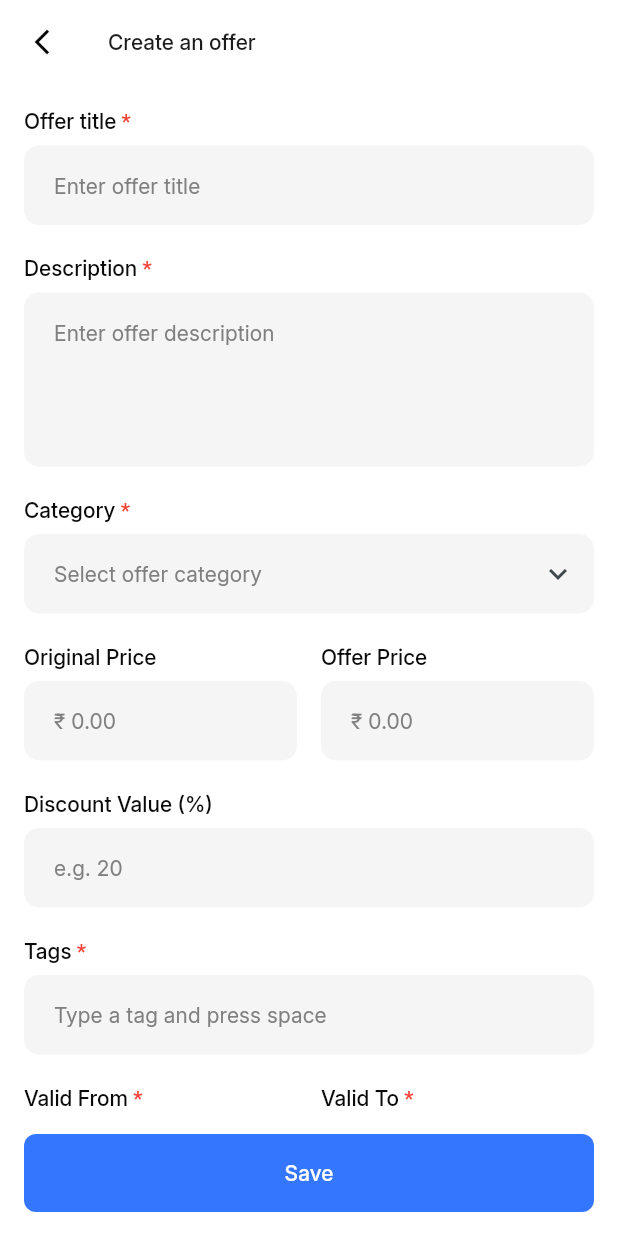
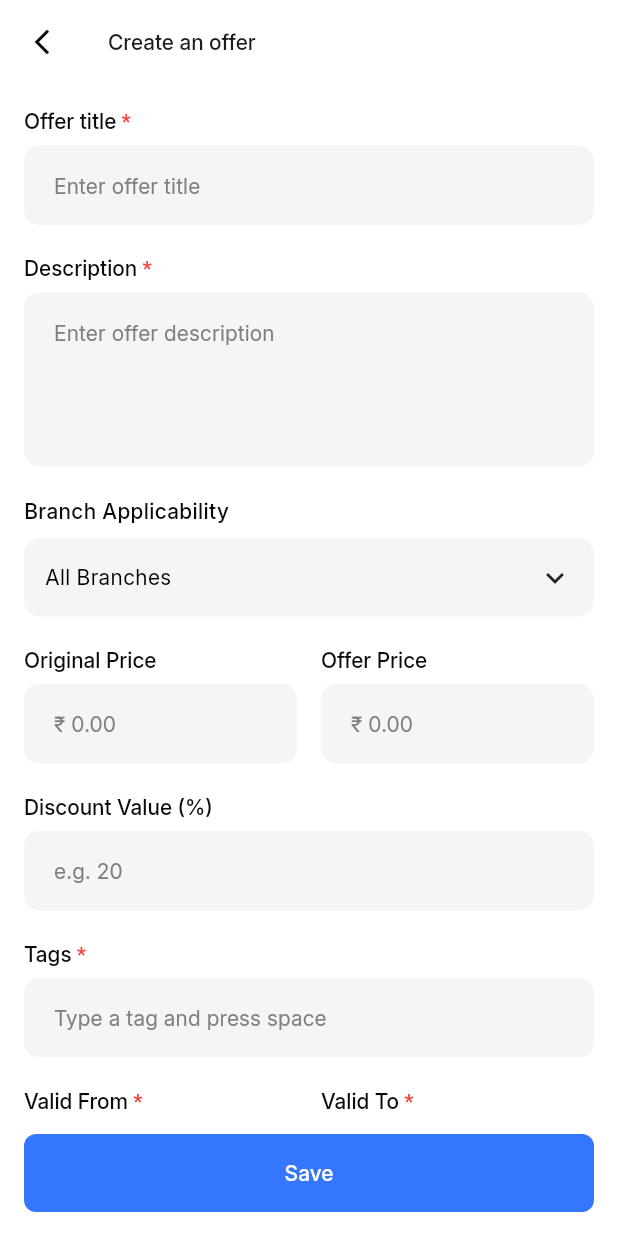
Before and after one commit to sreeramis8888/digistore, a Flutter app: the CreateOfferPage screen opened by its route, on a phone screen of 412 x 824 dp. Run offline on Flutter 3.47's test engine with Material 3 defaults, Android fonts, the phone set to English and light mode, and no system bars; our stand-ins replace app_links, awesome_notifications, cached_network_image, carousel_slider, dio, file_picker and 23 more; missing offline and left inert: file_saver, flutter_inappwebview, routing_client_dart, video_compress; accounts and stored records are empty; generated files the repository leaves out were written again; network calls fail.

Commit message:
feat: enhance business and offer models; add branch applicability feature and improve UI components

```diff
--- a/lib/src/data/models/business_info.dart
+++ b/lib/src/data/models/business_info.dart
@@ -227,6 +227,7 @@ class BusinessFAQ {
 }
 
 class BusinessBranch {
+  final String? id;
   final String? name;
   final String? address;
   final String? phone;
@@ -236,6 +237,7 @@ class BusinessBranch {
   final String? branchType;
 
   const BusinessBranch({
+    this.id,
     this.name,
     this.address,
     this.phone,
@@ -269,6 +271,7 @@ class BusinessBranch {
     }
 
     return BusinessBranch(
+      id: (json['_id'] ?? json['id']) as String?,
       name: (json['name'] ?? json['branchName']) as String?,
       address: (json['address'] ?? (json['location'] is Map ? json['location']['address'] : null)) as String?,
       phone: phoneVal,
@@ -284,6 +287,7 @@ class BusinessBranch {
 
   Map<String, dynamic> toJson() {
     return {
+      '_id': id,
       'name': name,
       'address': address,
       'phone': phone,
--- a/lib/src/data/models/offer_model.dart
+++ b/lib/src/data/models/offer_model.dart
@@ -5,6 +5,7 @@ import 'redemption_rules.dart';
 import 'coverage_areas.dart';
 import 'premium_placement.dart';
 import 'location_point.dart';
+import 'user_model.dart';
 
 class OfferModel {
   final String? id;
@@ -31,11 +32,12 @@ class OfferModel {
   final int? views;
   final bool? isActive;
   final bool? isDealOfDay;
-  final String? requiredTier;
+  final TierModel? requiredTier;
   final List<String>? tags;
   final LocationPoint? location;
   final int? shareCount;
   final DateTime? createdAt;
+  final BranchApplicability? branchApplicability;
 
   const OfferModel({
     this.id,
@@ -67,6 +69,7 @@ class OfferModel {
     this.location,
     this.shareCount,
     this.createdAt,
+    this.branchApplicability,
   });
 
   factory OfferModel.fromJson(Map<String, dynamic> json) {
@@ -114,7 +117,10 @@ class OfferModel {
       views: json['views'] as int?,
       isActive: json['isActive'] as bool?,
       isDealOfDay: json['isDealOfDay'] as bool?,
-      requiredTier: json['requiredTier'] as String?,
+      requiredTier: SafeParser.parseObject(
+        json['requiredTier'],
+        TierModel.fromJson,
+      ),
       tags: json['tags'] != null ? List<String>.from(json['tags']) : null,
       location: SafeParser.parseObject(
         json['location'],
@@ -124,6 +130,10 @@ class OfferModel {
       createdAt: json['createdAt'] != null
           ? DateTime.tryParse(json['createdAt'])?.toLocal()
           : null,
+      branchApplicability: SafeParser.parseObject(
+        json['branchApplicability'],
+        BranchApplicability.fromJson,
+      ),
     );
   }
 
@@ -153,11 +163,33 @@ class OfferModel {
       'views': views,
       'isActive': isActive,
       'isDealOfDay': isDealOfDay,
-      'requiredTier': requiredTier,
+      'requiredTier': requiredTier?.toJson(),
       'tags': tags,
       'location': location?.toJson(),
       'shareCount': shareCount,
       'createdAt': createdAt?.toIso8601String(),
+      'branchApplicability': branchApplicability?.toJson(),
     };
   }
 }
+
+class BranchApplicability {
+  final String? type;
+  final List<String>? branchIds;
+
+  const BranchApplicability({this.type, this.branchIds});
+
+  factory BranchApplicability.fromJson(Map<String, dynamic> json) {
+    return BranchApplicability(
+      type: json['type'] as String?,
+      branchIds: json['branchIds'] != null ? List<String>.from(json['branchIds']) : null,
+    );
+  }
+
+  Map<String, dynamic> toJson() {
+    return {
+      'type': type,
+      'branchIds': branchIds,
+    };
+  }
+}
--- a/lib/src/interfaces/components/animated_dropdown.dart
+++ b/lib/src/interfaces/components/animated_dropdown.dart
@@ -12,6 +12,9 @@ class AnimatedDropdown<T> extends StatefulWidget {
   final double height;
   final double maxMenuHeight;
 
+  final Color? borderColor;
+  final Color? fillColor;
+
   const AnimatedDropdown({
     super.key,
     required this.hint,
@@ -24,9 +27,8 @@ class AnimatedDropdown<T> extends StatefulWidget {
     this.height = 52,
     this.maxMenuHeight = 240,
     this.borderColor,
+    this.fillColor,
   });
-
-  final Color? borderColor;
 
   @override
   State<AnimatedDropdown<T>> createState() => _AnimatedDropdownState<T>();
@@ -240,9 +242,11 @@ class _AnimatedDropdownState<T> extends State<AnimatedDropdown<T>>
           height: widget.height,
           padding: const EdgeInsets.symmetric(horizontal: 14),
           decoration: BoxDecoration(
-            color: Colors.white,
+            color: widget.fillColor ?? Colors.white,
             borderRadius: BorderRadius.circular(widget.borderRadius),
-            border: Border.all(color: widget.borderColor ?? Colors.grey.shade300),
+            border: widget.fillColor != null && widget.borderColor == null
+                ? null
+                : Border.all(color: widget.borderColor ?? Colors.grey.shade300),
           ),
           child: Row(
             mainAxisAlignment: MainAxisAlignment.spaceBetween,
--- a/lib/src/interfaces/components/offers/deal_card.dart
+++ b/lib/src/interfaces/components/offers/deal_card.dart
@@ -1,6 +1,7 @@
 import 'package:setgo/src/data/constants/color_constants.dart';
 import 'package:setgo/src/data/constants/style_constants.dart';
 import 'package:setgo/src/data/providers/screen_size_provider.dart';
+import 'package:setgo/src/data/providers/user_type_provider.dart';
 import 'package:flutter/material.dart';
 import 'package:flutter_riverpod/flutter_riverpod.dart';
 import 'package:setgo/src/data/utils/interactive_feedback_button.dart';
@@ -77,6 +78,7 @@ class DealCard extends ConsumerWidget {
   @override
   Widget build(BuildContext context, WidgetRef ref) {
     final screenSize = ref.watch(screenSizeProvider);
+    final isPartner = ref.watch(userTypeProvider) == UserType.partner;
 
     return InteractiveFeedbackButton(
       onPressed: () {
@@ -94,7 +96,7 @@ class DealCard extends ConsumerWidget {
                 'validTo': validTo?.toIso8601String(),
               },
         );
-        if (hideShopName) {
+        if (hideShopName || isPartner) {
           args['hideShopInfo'] = true;
         }
         Navigator.of(context).pushNamed(
@@ -206,7 +208,7 @@ class DealCard extends ConsumerWidget {
                       ),
                     ],
                   ),
-                  if (!hideShopName) ...[
+                  if (!hideShopName && !isPartner) ...[
                     SizedBox(height: screenSize.responsivePadding(12)),
                     Row(
                       children: [
--- a/lib/src/interfaces/components/shimmers/card_shimmers.dart
+++ b/lib/src/interfaces/components/shimmers/card_shimmers.dart
@@ -54,7 +54,7 @@ class CardShimmers {
     );
   }
 
-  static Widget dealCardShimmer(ScreenSizeData screenSize) {
+  static Widget dealCardShimmer(ScreenSizeData screenSize, {bool hideShopName = false}) {
     return Container(
       decoration: BoxDecoration(
         color: kWhite,
@@ -77,6 +77,7 @@ class CardShimmers {
                 _shimmerRect(double.infinity, 16, radius: 4),
                 SizedBox(height: screenSize.responsivePadding(8)),
                 _shimmerRect(screenSize.width * 0.3, 12, radius: 4),
+                if (!hideShopName) ...[
                   SizedBox(height: screenSize.responsivePadding(12)),
                   Row(
                     children: [
@@ -85,6 +86,7 @@ class CardShimmers {
                       _shimmerRect(screenSize.width * 0.2, 10, radius: 4),
                     ],
                   ),
+                ],
               ],
             ),
           ),
--- a/lib/src/interfaces/main_pages/offer_pages/offer_detail_page.dart
+++ b/lib/src/interfaces/main_pages/offer_pages/offer_detail_page.dart
@@ -10,7 +10,6 @@ import '../../../data/utils/global_variables.dart';
 import '../../../data/utils/date_formatter.dart';
 
 import '../../../data/providers/offers_provider.dart';
-import '../../../data/providers/user_provider.dart';
 import '../../../data/providers/user_type_provider.dart';
 import '../../../data/services/toast_service.dart';
 import '../../components/confirmation_dialog.dart';
@@ -302,7 +301,7 @@ class _OfferDetailPageState extends ConsumerState<OfferDetailPage> {
               child: Column(
                 crossAxisAlignment: CrossAxisAlignment.start,
                 children: [
-                  if (!(widget.args['hideShopInfo'] ?? false)) ...[
+                  if (!(widget.args['hideShopInfo'] ?? false) && !isPartner) ...[
                     InkWell(
                       onTap: partnerId.isNotEmpty
                           ? () => _navigateToShop(context, partnerId)
--- a/lib/src/interfaces/main_pages/partner/add_branch_page.dart
+++ b/lib/src/interfaces/main_pages/partner/add_branch_page.dart
@@ -204,6 +204,7 @@ class _AddBranchPageState extends State<AddBranchPage> {
                             items: _branchTypes,
                             itemLabel: (opt) => opt['label'] ?? '',
                             borderRadius: 10,
+                            fillColor: const Color(0xFFF5F5F5),
                             onChanged: (opt) {
                               setState(() {
                                 _branchType = opt?['value'];
--- a/lib/src/interfaces/main_pages/partner/create_offer_page.dart
+++ b/lib/src/interfaces/main_pages/partner/create_offer_page.dart
@@ -5,10 +5,11 @@ import '../../../data/constants/color_constants.dart';
 import '../../../data/constants/style_constants.dart';
 import '../../components/primary_button.dart';
 import '../../components/primary_text_field.dart';
+import '../../components/animated_dropdown.dart';
 import '../../../data/providers/api_provider.dart';
+import '../../../data/providers/branches.dart';
 import '../../../data/services/image_services.dart' as img_service;
 import '../../../data/services/toast_service.dart';
-import '../../components/partner/category_selection_bottom_sheet.dart';
 import 'package:image_picker/image_picker.dart';
 import 'package:image_cropper/image_cropper.dart';
 import 'dart:io';
@@ -34,7 +35,6 @@ class CreateOfferPage extends ConsumerStatefulWidget {
 class _CreateOfferPageState extends ConsumerState<CreateOfferPage> {
   late TextEditingController _titleController;
   late TextEditingController _descController;
-  late TextEditingController _categoryController;
   late TextEditingController _discountValueController;
   late TextEditingController _tagsController;
   List<String> _tags = [];
@@ -44,7 +44,8 @@ class _CreateOfferPageState extends ConsumerState<CreateOfferPage> {
   late TextEditingController _validToController;
   final List<TextEditingController> _termControllers = [];
 
-  String? _selectedCategoryId;
+  String _branchApplicabilityType = 'all';
+  List<String> _selectedBranchIds = [];
   DateTime? _validFrom;
   DateTime? _validTo;
 
@@ -55,11 +56,25 @@ class _CreateOfferPageState extends ConsumerState<CreateOfferPage> {
   @override
   void initState() {
     super.initState();
+
+    WidgetsBinding.instance.addPostFrameCallback((_) {
+      ref.read(branchesProvider.notifier).getBranches();
+    });
+
     _titleController = TextEditingController(text: widget.offer?['title']);
     _descController = TextEditingController(text: widget.offer?['description']);
-    _categoryController = TextEditingController(
-      text: widget.offer?['category'],
-    );
+
+    final branchApp = widget.offer?['branchApplicability'];
+    if (branchApp is Map) {
+      _branchApplicabilityType = branchApp['type'] ?? 'all';
+      final ids = branchApp['branchIds'];
+      if (ids is List) {
+        _selectedBranchIds = ids.map((e) => e.toString()).toList();
+      }
+    }
+
+
+
     _discountValueController = TextEditingController(
       text: widget.offer?['discountValue']?.toString(),
     );
@@ -101,8 +116,6 @@ class _CreateOfferPageState extends ConsumerState<CreateOfferPage> {
       _validToController = TextEditingController();
     }
 
-    _selectedCategoryId =
-        widget.offer?['categoryId'] ?? widget.offer?['category'];
     _isActive = widget.offer?['isActive'] ?? true;
 
     if (widget.offer?['terms'] != null) {
@@ -117,7 +130,6 @@ class _CreateOfferPageState extends ConsumerState<CreateOfferPage> {
   void dispose() {
     _titleController.dispose();
     _descController.dispose();
-    _categoryController.dispose();
     _discountValueController.dispose();
     _originalPriceController.dispose();
     _offerPriceController.dispose();
@@ -171,23 +183,7 @@ class _CreateOfferPageState extends ConsumerState<CreateOfferPage> {
     }
   }
 
-  void _showCategoryPicker() {
-    FocusScope.of(context).unfocus();
-    showModalBottomSheet(
-      context: context,
-      isScrollControlled: true,
-      backgroundColor: Colors.transparent,
-      builder: (context) => CategorySelectionBottomSheet(
-        selectedCategoryId: _selectedCategoryId,
-        onCategorySelected: (cat) {
-          setState(() {
-            _categoryController.text = cat.name ?? '';
-            _selectedCategoryId = cat.id;
-          });
-        },
-      ),
-    );
-  }
+
 
   void _addTerm() {
     setState(() {
@@ -330,14 +326,7 @@ class _CreateOfferPageState extends ConsumerState<CreateOfferPage> {
       return;
     }
 
-    if (_categoryController.text.trim().isEmpty || _selectedCategoryId == null) {
-      ToastService().showToast(
-        context,
-        'Category is required',
-        type: ToastType.error,
-      );
-      return;
-    }
+
 
     if (_tags.isEmpty) {
       ToastService().showToast(
@@ -370,6 +359,15 @@ class _CreateOfferPageState extends ConsumerState<CreateOfferPage> {
       ToastService().showToast(
         context,
         'At least one offer image is required',
+        type: ToastType.error,
+      );
+      return;
+    }
+
+    if (_branchApplicabilityType == 'specific' && _selectedBranchIds.isEmpty) {
+      ToastService().showToast(
+        context,
+        'Please select at least one branch',
         type: ToastType.error,
       );
       return;
@@ -411,11 +409,12 @@ class _CreateOfferPageState extends ConsumerState<CreateOfferPage> {
         body['tags'] = jsonEncode(_tags);
       }
 
-      if (_selectedCategoryId != null) {
-        body['category'] = _selectedCategoryId!;
-      } else {
-        body['category'] = _categoryController.text.trim();
-      }
+      body['branchApplicability'] = json.encode({
+        'type': _branchApplicabilityType,
+        'branchIds': _selectedBranchIds,
+      });
+
+      // Category is automatically populated on the backend based on the partner's business type
 
       if (partner?.businessInfo?.storeLocation != null) {
         final loc = partner!.businessInfo!.storeLocation!;
@@ -533,18 +532,87 @@ class _CreateOfferPageState extends ConsumerState<CreateOfferPage> {
                 isRequired: true,
               ),
               const SizedBox(height: 20),
-              GestureDetector(
-                onTap: _showCategoryPicker,
-                child: AbsorbPointer(
-                  child: PrimaryTextField(
-                    controller: _categoryController,
-                    label: 'Category',
-                    hint: 'Select offer category',
-                    suffixIcon: const Icon(Icons.keyboard_arrow_down),
-                    isRequired: true,
-                  ),
+
+              Text(
+                'Branch Applicability',
+                style: kSmallTitleM.copyWith(
+                  color: const Color(0xFF0A0A0A),
+                  fontWeight: FontWeight.w500,
                 ),
               ),
+              const SizedBox(height: 8),
+              AnimatedDropdown<String>(
+                hint: 'Select Applicability',
+                value: _branchApplicabilityType,
+                items: const ['all', 'specific'],
+                itemLabel: (val) =>
+                    val == 'all' ? 'All Branches' : 'Specific Branches',
+                fillColor: const Color(0xFFF5F5F5),
+                borderRadius: 10,
+                onChanged: (val) {
+                  if (val != null) {
+                    setState(() {
+                      _branchApplicabilityType = val;
+                    });
+                  }
+                },
+              ),
+              if (_branchApplicabilityType == 'specific') ...[
+                const SizedBox(height: 12),
+                if (ref.watch(branchesProvider).isEmpty)
+                  Padding(
+                    padding: const EdgeInsets.only(left: 4.0),
+                    child: Text(
+                      'No branches available. Please add branches in account settings.',
+                      style: kSmallerTitleL.copyWith(
+                        color: kSecondaryTextColor,
+                      ),
+                    ),
+                  )
+                else ...[
+                  Padding(
+                    padding: const EdgeInsets.only(left: 4.0, bottom: 8.0),
+                    child: Text(
+                      'Select Applicable Branches:',
+                      style: kSmallTitleSB.copyWith(fontSize: 13),
+                    ),
+                  ),
+                  ...ref.watch(branchesProvider).map((branch) {
+                    final branchId = branch.id;
+                    if (branchId == null) return const SizedBox.shrink();
+                    final isChecked = _selectedBranchIds.contains(branchId);
+                    return CheckboxListTile(
+                      title: Text(
+                        branch.name ?? 'Unnamed Branch',
+                        style: kSmallTitleM.copyWith(fontSize: 14),
+                      ),
+                      subtitle: branch.address != null
+                          ? Text(
+                              branch.address!,
+                              style: kSmallerTitleL.copyWith(
+                                color: kSecondaryTextColor,
+                              ),
+                            )
+                          : null,
+                      value: isChecked,
+                      activeColor: kPrimaryColor,
+                      contentPadding: EdgeInsets.zero,
+                      controlAffinity: ListTileControlAffinity.leading,
+                      onChanged: (val) {
+                        setState(() {
+                          if (val == true) {
+                            if (!_selectedBranchIds.contains(branchId)) {
+                              _selectedBranchIds.add(branchId);
+                            }
+                          } else {
+                            _selectedBranchIds.remove(branchId);
+                          }
+                        });
+                      },
+                    );
+                  }).toList(),
+                ],
+              ],
               const SizedBox(height: 20),
               Row(
                 children: [
--- a/pubspec.yaml
+++ b/pubspec.yaml
@@ -16,7 +16,7 @@ publish_to: 'none' # Remove this line if you wish to publish to pub.dev
 # https://developer.apple.com/library/archive/documentation/General/Reference/InfoPlistKeyReference/Articles/CoreFoundationKeys.html
 # In Windows, build-name is used as the major, minor, and patch parts
 # of the product and file versions while build-number is used as the build suffix.
-version: 0.0.7+7
+version: 0.0.8+8
 
 environment:
   sdk: ^3.10.1
```
Also changed, not shown: lib/src/interfaces/main_pages/offers.dart (+15 -8 lines). Lines whose indentation alone changed are shown as unchanged.
